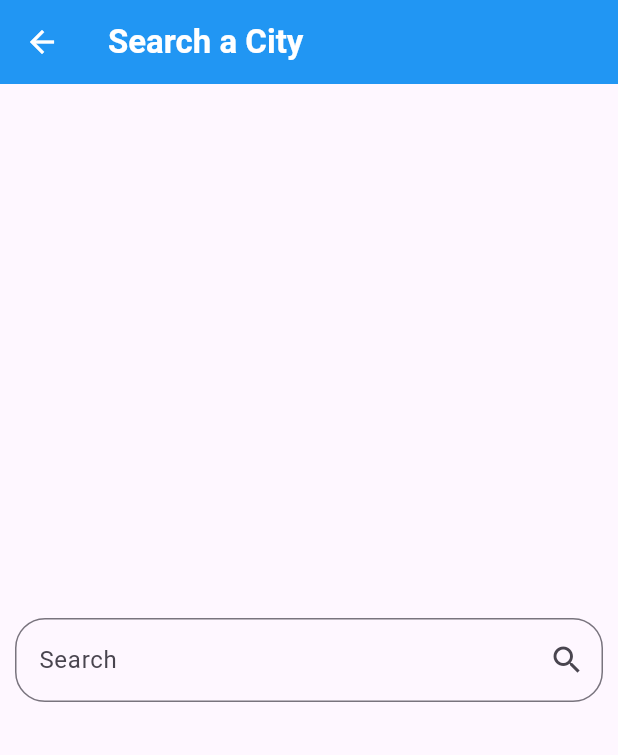
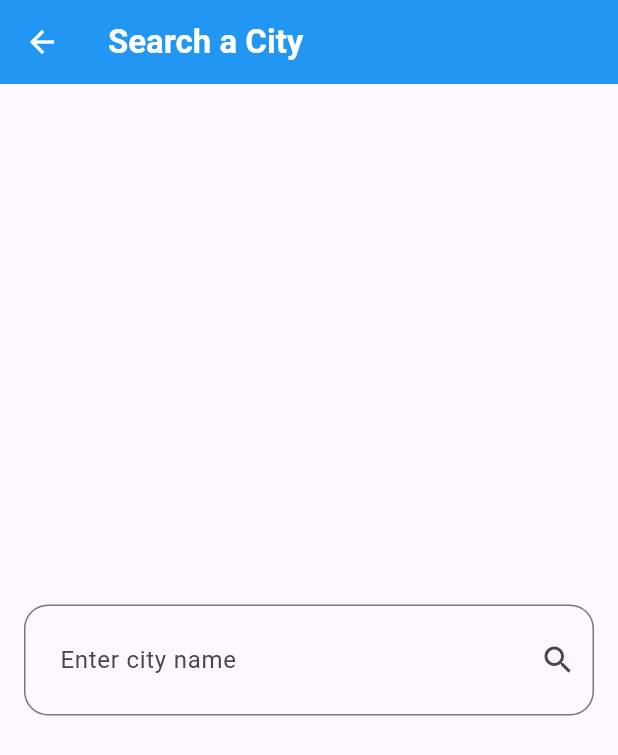
Before and after one commit to AbdelgawadM/weather-app, a Flutter app: the screen it shows after launch, after a tap on the "search" icon, on a phone screen of 412 x 824 dp. Shown: the top 755 px of the screen. Run offline on Flutter 3.47's test engine with Material 3 defaults, Android fonts, the phone set to English and light mode, and no system bars; our stand-ins replace device_preview, dio, flutter_bloc, lucide_icons.

Commit message:
later updates

```diff
--- a/lib/screens/home_screen.dart
+++ b/lib/screens/home_screen.dart
@@ -46,11 +46,13 @@ class HomeScreen extends StatelessWidget {
           } else if (state is InitialState) {
             return NoWeather();
           } else if (state is WeatherFaliureState) {
-            return Center(child: Text("Error: ${state.message}"));
+            return Center(
+              child: Text("Error: Invalid city ,try another valid city"),
+            );
           } else if (state is WeatherLoadingState) {
             return Center(child: CircularProgressIndicator());
           } else {
-            return Center(child: Text(';dfghjhgfdsasdfghjkjhgfdx'));
+            return Center(child: Text('error'));
           }
         },
       ),
--- a/lib/screens/search_screen.dart
+++ b/lib/screens/search_screen.dart
@@ -2,41 +2,59 @@ import 'package:flutter/material.dart';
 import 'package:flutter_bloc/flutter_bloc.dart';
 import 'package:weather_app/cubit/get_weather_cubit/get_weather_cubit.dart';
 
-class SearchScreen extends StatelessWidget {
+class SearchScreen extends StatefulWidget {
   const SearchScreen({super.key});
+
+  @override
+  State<SearchScreen> createState() => _SearchScreenState();
+}
+
+class _SearchScreenState extends State<SearchScreen> {
+  final TextEditingController _controller = TextEditingController();
+
+  void _search() {
+    final query = _controller.text.trim();
+    if (query.isNotEmpty) {
+      BlocProvider.of<GetWeatherCubit>(context).getWeather(query);
+      Navigator.pop(context);
+    }
+  }
 
   @override
   Widget build(BuildContext context) {
     return Scaffold(
       appBar: AppBar(
-        centerTitle: false,
-        title: Text(
-          'Search a City ',
+        title: const Text(
+          'Search a City',
           style: TextStyle(fontWeight: FontWeight.bold),
         ),
       ),
-      body: Center(
-        child: Padding(
-          padding: const EdgeInsets.symmetric(horizontal: 10),
-          child: TextField(
-            onSubmitted: (value) async {
-              // ignore: unused_local_variable
-
-              var trigerCubit = BlocProvider.of<GetWeatherCubit>(context);
-              trigerCubit.getWeather(value);
-              Navigator.pop(context);
-            },
-            decoration: InputDecoration(
-              suffixIcon: IconButton(
-                icon: Icon(Icons.search),
-                onPressed: () {},
-              ),
-              labelText: 'Search',
-              border: OutlineInputBorder(
-                borderRadius: BorderRadius.circular(20),
+      body: Padding(
+        padding: const EdgeInsets.all(16),
+        child: Column(
+          mainAxisAlignment: MainAxisAlignment.center,
+          children: [
+            TextField(
+              controller: _controller,
+              onSubmitted: (_) => _search(),
+              textInputAction: TextInputAction.search,
+              decoration: InputDecoration(
+                contentPadding: EdgeInsets.symmetric(
+                  vertical: 25,
+                  horizontal: 20,
+                ),
+                labelText: 'Enter city name',
+                hintText: 'e.g. Cairo, London, Tokyo...',
+                suffixIcon: IconButton(
+                  icon: const Icon(Icons.search),
+                  onPressed: _search,
+                ),
+                border: OutlineInputBorder(
+                  borderRadius: BorderRadius.circular(16),
+                ),
               ),
             ),
-          ),
+          ],
         ),
       ),
     );
--- a/lib/widgets/no_weather.dart
+++ b/lib/widgets/no_weather.dart
@@ -1,4 +1,6 @@
 import 'package:flutter/material.dart';
+import 'package:lucide_icons/lucide_icons.dart';
+import 'package:weather_app/screens/search_screen.dart';
 
 class NoWeather extends StatelessWidget {
   const NoWeather({super.key});
@@ -6,9 +8,61 @@ class NoWeather extends StatelessWidget {
   @override
   Widget build(BuildContext context) {
     return Center(
-      child: Text(
-        'there is No weather to show, please search ',
-        style: TextStyle(fontSize: 35),
+      child: Padding(
+        padding: const EdgeInsets.symmetric(horizontal: 24.0),
+        child: Column(
+          mainAxisSize: MainAxisSize.min,
+          children: [
+            Icon(LucideIcons.cloudOff, size: 80, color: Colors.grey.shade600),
+            const SizedBox(height: 20),
+            Text(
+              'No weather data',
+              style: TextStyle(
+                fontSize: 24,
+                fontWeight: FontWeight.bold,
+                color: Colors.grey.shade800,
+              ),
+              textAlign: TextAlign.center,
+            ),
+            const SizedBox(height: 10),
+            Text(
+              'Please search for a city to view the weather forecast.',
+              style: TextStyle(fontSize: 16, color: Colors.grey.shade600),
+              textAlign: TextAlign.center,
+            ),
+            SizedBox(height: 25),
+            GestureDetector(
+              onTap: () {
+                Navigator.push(
+                  context,
+                  MaterialPageRoute(builder: (context) => SearchScreen()),
+                );
+              },
+              child: Container(
+                decoration: BoxDecoration(
+                  borderRadius: BorderRadius.circular(20),
+                  color: Colors.blue,
+                ),
+                height: 60,
+                width: 240,
+                child: Row(
+                  mainAxisAlignment: MainAxisAlignment.spaceAround,
+                  children: [
+                    Text(
+                      'Search Now',
+                      style: TextStyle(
+                        color: Colors.white,
+                        fontSize: 20,
+                        fontWeight: FontWeight.w600,
+                      ),
+                    ),
+                    Icon(color: Colors.white, size: 30, Icons.search),
+                  ],
+                ),
+              ),
+            ),
+          ],
+        ),
       ),
     );
   }
--- a/pubspec.yaml
+++ b/pubspec.yaml
@@ -37,6 +37,7 @@ dependencies:
   device_preview: ^1.2.0
   dio: ^5.8.0+1
   flutter_bloc: ^9.1.0
+  lucide_icons: ^0.257.0
 
 dev_dependencies:
   flutter_test:
```
Also changed, not shown: pubspec.lock.
